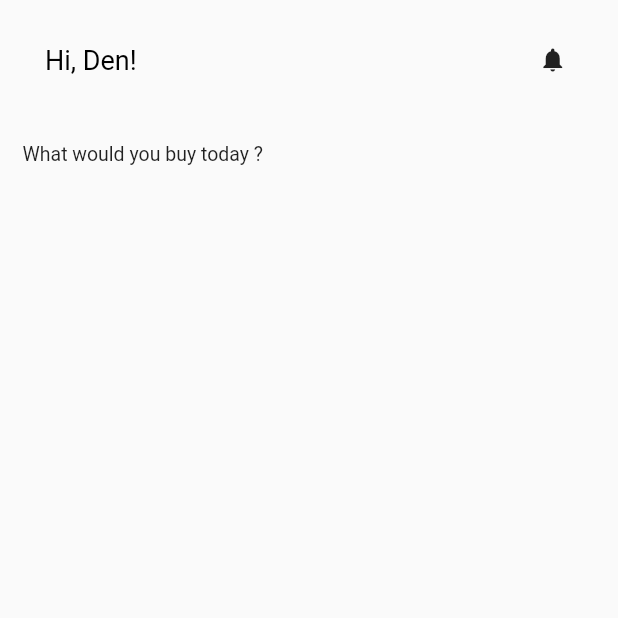
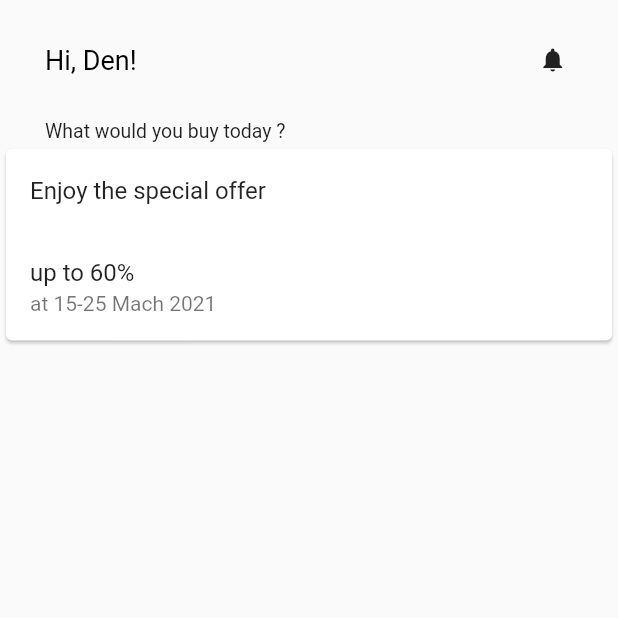
Before and after one commit to zeeshi045/Flutter-Projects, a Flutter app: the screen it shows after launch, on a phone screen of 412 x 824 dp, the top half of it. Run offline on Flutter 3.47's test engine with Material 2 defaults, Android fonts, the phone set to English and light mode, and no system bars; drawn by our look-alikes of auto_size_text.

Commit message:
carduse
using card

```diff
--- a/userinterfacefirst/lib/main.dart
+++ b/userinterfacefirst/lib/main.dart
@@ -36,15 +36,32 @@ class MyApp extends StatelessWidget {
          ],
           ),
           Padding(
-            padding: EdgeInsets.all(15), //apply padding to all four sides
+
+            padding:EdgeInsets.fromLTRB(30,0,0,0),//apply padding to all four sides
             child: AutoSizeText('What would you buy today ?',
             style:TextStyle(fontSize:13,
             ),
           ),
           ),
+          Card(
+            child: Column(
+            children: [
+              ListTile(
+                title:  Text('Enjoy the special offer'),
+              ),
+              ListTile(
+                title:  Text('up to 60%'),
+                subtitle: Text(
+                  'at 15-25 Mach 2021',
+                  // style: TextStyle(color: Colors.black.withOpacity(0.6)),
+                ),
+              ),
+                ],
+
+            ),
+          ),
 
   ],
-
         ),
         ),
     );
```
